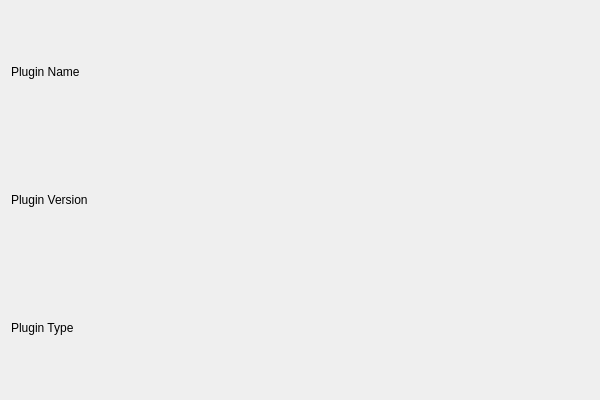
This is src/app/widgets/PluginDetailsWidget/plugindetailswidget.ui in m-riley04/ModularSensorSystem as Qt 5 draws it before an edit. The edited form follows.
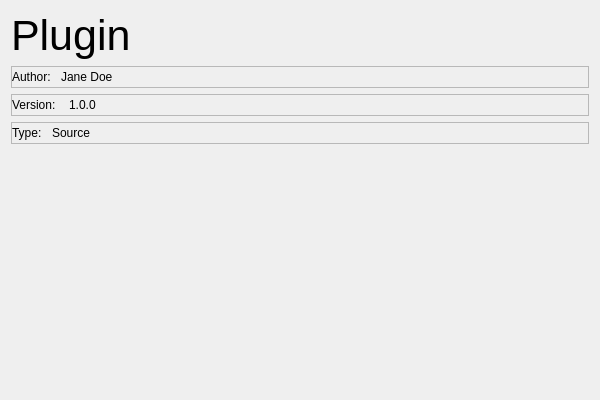
This is the edited form.

Commit message: consolidate plugin type enum and add more plugin metadata

```diff
--- a/src/app/widgets/PluginDetailsWidget/plugindetailswidget.ui
+++ b/src/app/widgets/PluginDetailsWidget/plugindetailswidget.ui
@@ -14,25 +14,194 @@
    <string>PluginDetailsWidget</string>
   </property>
   <layout class="QGridLayout" name="gridLayout">
-   <item row="1" column="0">
-    <widget class="QLabel" name="labelPluginVersion">
-     <property name="text">
-      <string>Plugin Version</string>
+   <item row="1" column="0" colspan="2">
+    <widget class="QFrame" name="frame">
+     <property name="frameShape">
+      <enum>QFrame::Shape::StyledPanel</enum>
      </property>
+     <property name="frameShadow">
+      <enum>QFrame::Shadow::Raised</enum>
+     </property>
+     <layout class="QHBoxLayout" name="horizontalLayout">
+      <property name="spacing">
+       <number>10</number>
+      </property>
+      <property name="leftMargin">
+       <number>0</number>
+      </property>
+      <property name="topMargin">
+       <number>0</number>
+      </property>
+      <property name="rightMargin">
+       <number>0</number>
+      </property>
+      <property name="bottomMargin">
+       <number>0</number>
+      </property>
+      <item>
+       <widget class="QLabel" name="label_3">
+        <property name="text">
+         <string>Author:</string>
+        </property>
+       </widget>
+      </item>
+      <item>
+       <widget class="QLabel" name="label_4">
+        <property name="text">
+         <string>Jane Doe</string>
+        </property>
+       </widget>
+      </item>
+      <item>
+       <spacer name="horizontalSpacer_3">
+        <property name="orientation">
+         <enum>Qt::Orientation::Horizontal</enum>
+        </property>
+        <property name="sizeHint" stdset="0">
+         <size>
+          <width>40</width>
+          <height>20</height>
+         </size>
+        </property>
+       </spacer>
+      </item>
+     </layout>
     </widget>
    </item>
-   <item row="0" column="0">
+   <item row="0" column="0" colspan="2">
     <widget class="QLabel" name="labelPluginName">
+     <property name="font">
+      <font>
+       <pointsize>32</pointsize>
+      </font>
+     </property>
      <property name="text">
-      <string>Plugin Name</string>
+      <string>Plugin</string>
      </property>
+     <property name="wordWrap">
+      <bool>true</bool>
+     </property>
     </widget>
    </item>
-   <item row="2" column="0">
-    <widget class="QLabel" name="labelPluginType">
-     <property name="text">
-      <string>Plugin Type</string>
+   <item row="3" column="0" colspan="2">
+    <widget class="QFrame" name="frame_2">
+     <property name="frameShape">
+      <enum>QFrame::Shape::StyledPanel</enum>
      </property>
+     <property name="frameShadow">
+      <enum>QFrame::Shadow::Raised</enum>
+     </property>
+     <layout class="QHBoxLayout" name="horizontalLayout_2">
+      <property name="spacing">
+       <number>10</number>
+      </property>
+      <property name="leftMargin">
+       <number>0</number>
+      </property>
+      <property name="topMargin">
+       <number>0</number>
+      </property>
+      <property name="rightMargin">
+       <number>0</number>
+      </property>
+      <property name="bottomMargin">
+       <number>0</number>
+      </property>
+      <item>
+       <widget class="QLabel" name="label">
+        <property name="text">
+         <string>Version: </string>
+        </property>
+       </widget>
+      </item>
+      <item>
+       <widget class="QLabel" name="labelPluginVersion">
+        <property name="text">
+         <string>1.0.0</string>
+        </property>
+       </widget>
+      </item>
+      <item>
+       <spacer name="horizontalSpacer_2">
+        <property name="orientation">
+         <enum>Qt::Orientation::Horizontal</enum>
+        </property>
+        <property name="sizeHint" stdset="0">
+         <size>
+          <width>40</width>
+          <height>20</height>
+         </size>
+        </property>
+       </spacer>
+      </item>
+     </layout>
+    </widget>
+   </item>
+   <item row="5" column="0" colspan="2">
+    <spacer name="verticalSpacer">
+     <property name="orientation">
+      <enum>Qt::Orientation::Vertical</enum>
+     </property>
+     <property name="sizeHint" stdset="0">
+      <size>
+       <width>20</width>
+       <height>40</height>
+      </size>
+     </property>
+    </spacer>
+   </item>
+   <item row="4" column="0" colspan="2">
+    <widget class="QFrame" name="frame_3">
+     <property name="frameShape">
+      <enum>QFrame::Shape::StyledPanel</enum>
+     </property>
+     <property name="frameShadow">
+      <enum>QFrame::Shadow::Raised</enum>
+     </property>
+     <layout class="QHBoxLayout" name="horizontalLayout_3">
+      <property name="spacing">
+       <number>10</number>
+      </property>
+      <property name="leftMargin">
+       <number>0</number>
+      </property>
+      <property name="topMargin">
+       <number>0</number>
+      </property>
+      <property name="rightMargin">
+       <number>0</number>
+      </property>
+      <property name="bottomMargin">
+       <number>0</number>
+      </property>
+      <item>
+       <widget class="QLabel" name="label_2">
+        <property name="text">
+         <string>Type:</string>
+        </property>
+       </widget>
+      </item>
+      <item>
+       <widget class="QLabel" name="labelPluginType">
+        <property name="text">
+         <string>Source</string>
+        </property>
+       </widget>
+      </item>
+      <item>
+       <spacer name="horizontalSpacer">
+        <property name="orientation">
+         <enum>Qt::Orientation::Horizontal</enum>
+        </property>
+        <property name="sizeHint" stdset="0">
+         <size>
+          <width>40</width>
+          <height>20</height>
+         </size>
+        </property>
+       </spacer>
+      </item>
+     </layout>
     </widget>
    </item>
   </layout>
```
The commit also changes 24 other files.
